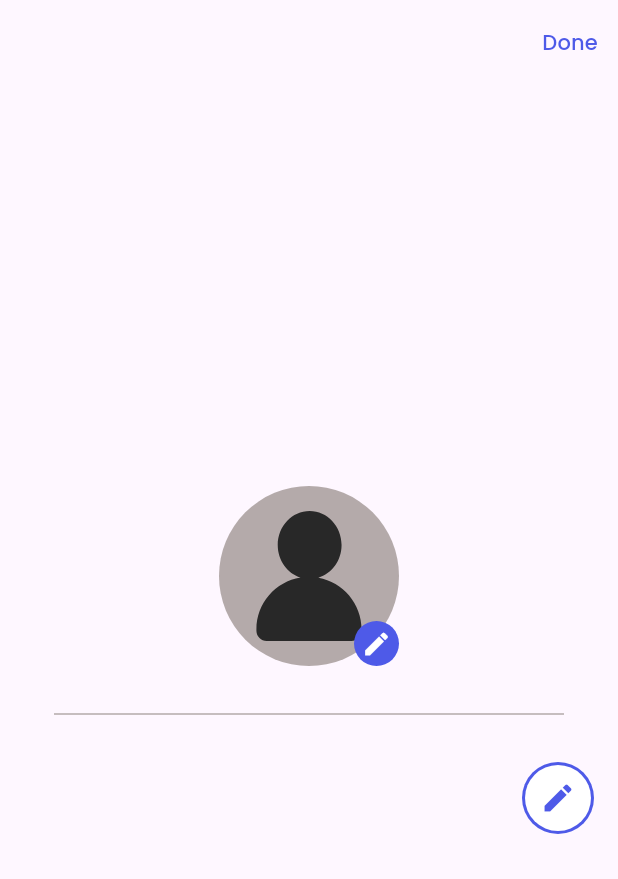
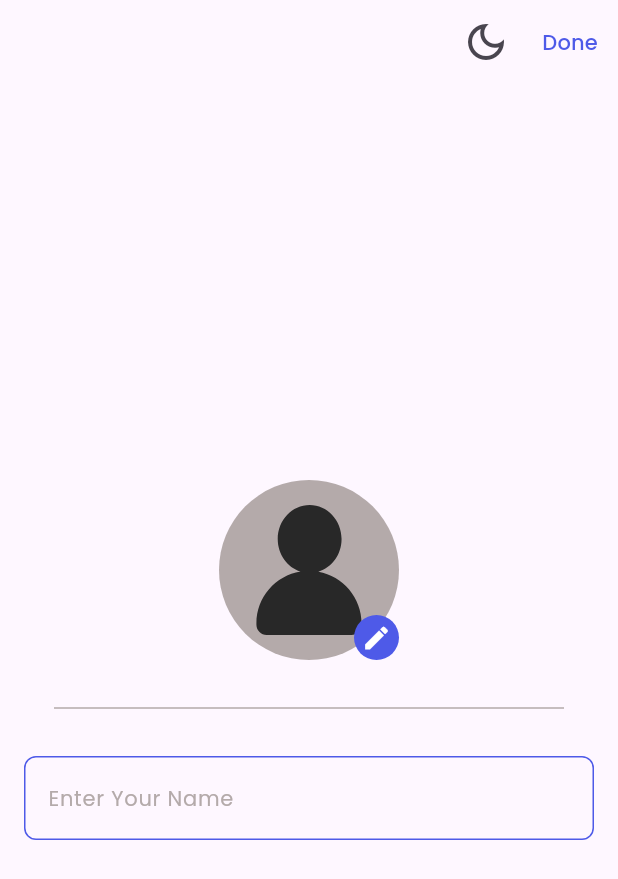
Before and after one commit to mohammed-mustafa1/taskati, a Flutter app: the screen it shows after launch, on a phone screen of 412 x 824 dp. Shown: the top 879 px of the screen. Run offline on Flutter 3.47's test engine with Material 3 defaults, Android fonts, the phone set to English and light mode, and no system bars; our stand-ins replace date_picker_timeline, flutter_svg, hive_flutter, image_picker, lottie; accounts and stored records are empty.

Commit message:
add task logic done & view task in home screen & refactor setup profile screen & refactor datePicker ui

```diff
--- /dev/null
+++ b/lib/core/models/task_model.dart
@@ -0,0 +1,53 @@
+import 'package:hive_flutter/hive_flutter.dart';
+part 'task_model.g.dart';
+
+@HiveType(typeId: 1)
+class TaskModel {
+  @HiveField(0)
+  final String id;
+  @HiveField(1)
+  final String title;
+  @HiveField(2)
+  final String description;
+  @HiveField(3)
+  final String date;
+  @HiveField(4)
+  final String startTime;
+  @HiveField(5)
+  final String endTime;
+  @HiveField(6)
+  final int color;
+  @HiveField(7)
+  final bool isCompleted;
+
+  TaskModel({
+    required this.isCompleted,
+    required this.id,
+    required this.title,
+    required this.description,
+    required this.date,
+    required this.startTime,
+    required this.endTime,
+    required this.color,
+  });
+  TaskModel copyWith({
+    String? id,
+    String? title,
+    String? description,
+    String? date,
+    String? startTime,
+    String? endTime,
+    int? color,
+    bool? isCompleted,
+  }) =>
+      TaskModel(
+        id: id ?? this.id,
+        title: title ?? this.title,
+        description: description ?? this.description,
+        date: date ?? this.date,
+        startTime: startTime ?? this.startTime,
+        endTime: endTime ?? this.endTime,
+        color: color ?? this.color,
+        isCompleted: isCompleted ?? this.isCompleted,
+      );
+}
--- a/lib/core/services/local_storage.dart
+++ b/lib/core/services/local_storage.dart
@@ -1,20 +1,29 @@
 import 'package:hive_flutter/hive_flutter.dart';
+import 'package:taskati/core/models/task_model.dart';
 
 class LocalStorage {
-  static const String name = 'name';
-  static const String image = 'image';
+  static const String name = 'userName';
+  static const String image = 'UserImage';
   static const String theme = 'theme';
   static late Box userBox;
+  static late Box<TaskModel> taskBox;
   static init() {
     userBox = Hive.box('user');
+    taskBox = Hive.box<TaskModel>('task');
   }
 
-  static cashData({
+  static cachUserData({
     required String key,
     required String value,
   }) {
     userBox.put(key, value);
   }
 
-  static getData({required String key}) => userBox.get(key);
+  static getUserData({required String key}) => userBox.get(key);
+
+  static cachTask({required String key, required TaskModel value}) {
+    taskBox.put(key, value);
+  }
+
+  static getTask({required String key}) => taskBox.get(key);
 }
--- a/lib/features/home/widgets/home_header.dart
+++ b/lib/features/home/widgets/home_header.dart
@@ -21,7 +21,7 @@ class HomeHeader extends StatelessWidget {
               mainAxisSize: MainAxisSize.min,
               children: [
                 Text(
-                  'Hello, ${LocalStorage.getData(key: LocalStorage.name)}',
+                  'Hello, ${LocalStorage.getUserData(key: LocalStorage.name)}',
                   style: TextStyles.title,
                 ),
                 Text(
@@ -38,8 +38,8 @@ class HomeHeader extends StatelessWidget {
           },
           child: CircleAvatar(
             radius: 25,
-            backgroundImage:
-                FileImage(File(LocalStorage.getData(key: LocalStorage.image))),
+            backgroundImage: FileImage(
+                File(LocalStorage.getUserData(key: LocalStorage.image))),
           ),
         )
       ],
--- a/lib/features/intro/setup_profile_screen.dart
+++ b/lib/features/intro/setup_profile_screen.dart
@@ -29,8 +29,12 @@ class _SetupProfileScreenState extends State<SetupProfileScreen> {
   void initState() {
     super.initState();
 
-    imagePath = LocalStorage.getData(key: LocalStorage.image);
-    nameController.text = LocalStorage.getData(key: LocalStorage.name) ?? '';
+    imagePath = LocalStorage.getUserData(key: LocalStorage.image);
+    nameController.text =
+        LocalStorage.getUserData(key: LocalStorage.name) ?? '';
+    isDarkMode = LocalStorage.getUserData(key: LocalStorage.theme) ==
+        Brightness.dark.name;
+    editingName = widget.isFirstTime;
   }
 
   @override
@@ -38,13 +42,11 @@ class _SetupProfileScreenState extends State<SetupProfileScreen> {
     return Scaffold(
       appBar: AppBar(
         actions: [
-          Visibility(
-            visible: !widget.isFirstTime,
-            child: IconButton(
+          IconButton(
               onPressed: () {
                 setState(() {
                   isDarkMode = !isDarkMode;
-                    LocalStorage.cashData(
+                  LocalStorage.cachUserData(
                     key: LocalStorage.theme,
                     value: isDarkMode == true
                         ? Brightness.dark.name
@@ -58,13 +60,12 @@ class _SetupProfileScreenState extends State<SetupProfileScreen> {
                     : Icons.dark_mode_outlined,
                 size: 32,
               )),
-          ),
           TextButton(
             onPressed: () {
               if (imagePath != null && nameController.text.isNotEmpty) {
-                LocalStorage.cashData(
+                LocalStorage.cachUserData(
                     key: LocalStorage.image, value: imagePath!);
-                LocalStorage.cashData(
+                LocalStorage.cachUserData(
                     key: LocalStorage.name, value: nameController.text);
                 context.pushReplacement(const HomeScreen());
               }
@@ -144,7 +145,7 @@ class _SetupProfileScreenState extends State<SetupProfileScreen> {
                 mainAxisAlignment: MainAxisAlignment.spaceBetween,
                 children: [
                   Text(
-                    LocalStorage.getData(key: LocalStorage.name) ?? '',
+                    LocalStorage.getUserData(key: LocalStorage.name) ?? '',
                     style: TextStyles.title,
                   ),
                   GestureDetector(
--- a/lib/features/intro/widgets/splash_body.dart
+++ b/lib/features/intro/widgets/splash_body.dart
@@ -18,8 +18,8 @@ class _SplashBodyState extends State<SplashBody> {
   @override
   void initState() {
     super.initState();
-    String? isFirstTime = LocalStorage.getData(key: LocalStorage.name);
-    Future.delayed(Duration(seconds: 2), () {
+    String? isFirstTime = LocalStorage.getUserData(key: LocalStorage.name);
+    Future.delayed(Duration(seconds: 5), () {
       if (isFirstTime != null) {
         context.pushReplacement(const HomeScreen());
       } else {
--- a/lib/main.dart
+++ b/lib/main.dart
@@ -1,7 +1,6 @@
-import 'dart:developer';
-
 import 'package:flutter/material.dart';
 import 'package:hive_flutter/hive_flutter.dart';
+import 'package:taskati/core/models/task_model.dart';
 import 'package:taskati/core/services/local_storage.dart';
 import 'package:taskati/core/utils/colors.dart';
 import 'package:taskati/features/intro/splash_screen.dart';
@@ -10,6 +9,9 @@ void main() async {
   WidgetsFlutterBinding.ensureInitialized;
   await Hive.initFlutter();
   await Hive.openBox('user');
+  Hive.registerAdapter<TaskModel>(TaskModelAdapter());
+  await Hive.openBox<TaskModel>('task');
+
   LocalStorage.init();
   runApp(Taskati());
 }
--- a/pubspec.yaml
+++ b/pubspec.yaml
@@ -53,6 +53,8 @@ dev_dependencies:
   # package. See that file for information about deactivating specific lint
   # rules and activating additional ones.
   flutter_lints: ^5.0.0
+  build_runner: ^2.4.15
+  hive_generator: ^2.0.1
 
 # For information on the generic Dart part of this file, see the
 # following page: https://dart.dev/tools/pub/pubspec
```
Also changed, not shown: assets/images/empty.json (added, +1 -0 lines), lib/features/add_task/add_task_screen.dart (+36 -1 lines), lib/features/home/widgets/home_body.dart (+26 -7 lines), lib/features/home/widgets/task_card.dart (added, +82 -0 lines), lib/features/home/widgets/task_list_builder.dart (+59 -63 lines), lib/core/models/task_model.g.dart (added), pubspec.lock. Lines whose indentation alone changed are shown as unchanged.
